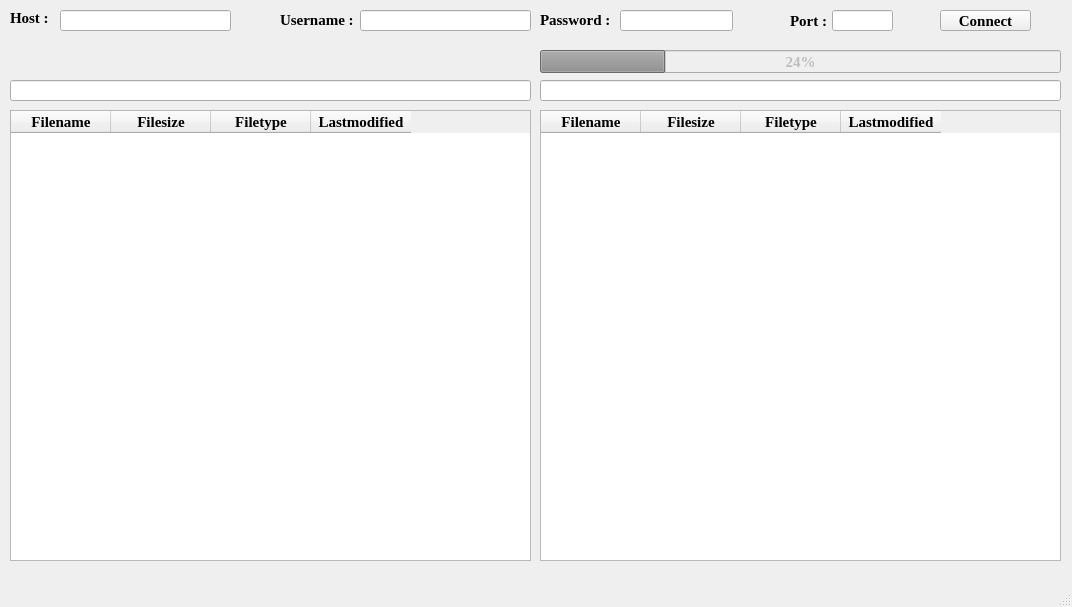
This is ClientUI.ui in MadimetjaMadix/File-Transfer-Application-FTP as Qt 5 draws it before an edit. The edited form follows.
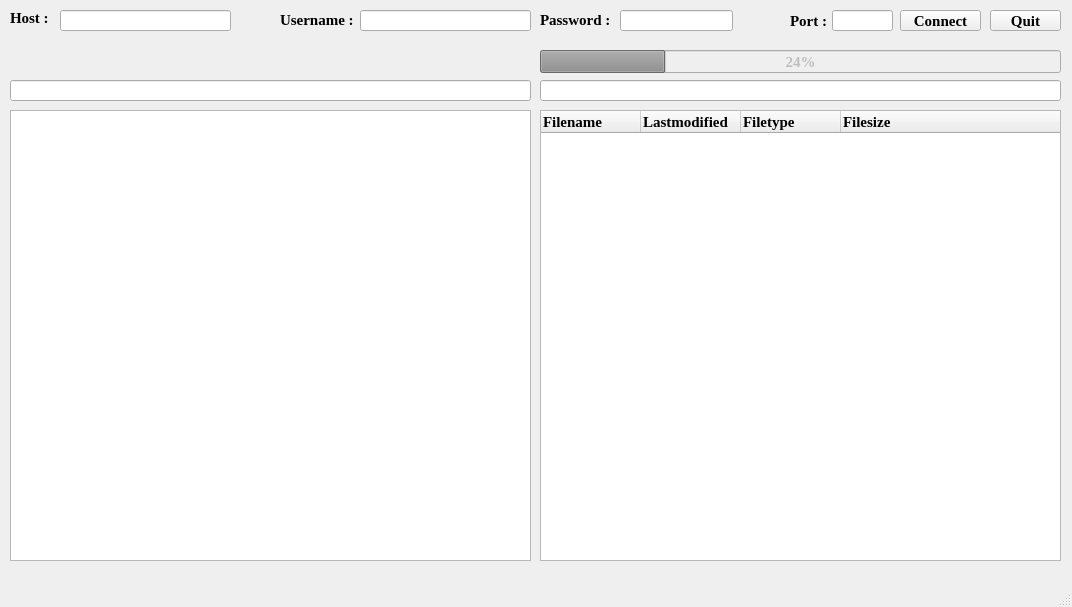
This is the edited form.

The edit to the form file:
```diff
--- a/ClientUI.ui
+++ b/ClientUI.ui
@@ -25,9 +25,9 @@
    <widget class="QPushButton" name="connect_pushButton">
     <property name="geometry">
      <rect>
-      <x>940</x>
+      <x>900</x>
       <y>10</y>
-      <width>91</width>
+      <width>81</width>
       <height>21</height>
      </rect>
     </property>
@@ -179,37 +179,20 @@
      <number>24</number>
     </property>
    </widget>
-   <widget class="QTableWidget" name="local_tableWidget">
+   <widget class="QPushButton" name="Quit_pushButton">
     <property name="geometry">
      <rect>
-      <x>10</x>
-      <y>110</y>
-      <width>521</width>
-      <height>451</height>
+      <x>990</x>
+      <y>10</y>
+      <width>71</width>
+      <height>21</height>
      </rect>
     </property>
-    <column>
-     <property name="text">
-      <string>Filename</string>
-     </property>
-    </column>
-    <column>
-     <property name="text">
-      <string>Filesize</string>
-     </property>
-    </column>
-    <column>
-     <property name="text">
-      <string>Filetype</string>
-     </property>
-    </column>
-    <column>
-     <property name="text">
-      <string>Lastmodified</string>
-     </property>
-    </column>
+    <property name="text">
+     <string>Quit</string>
+    </property>
    </widget>
-   <widget class="QTableWidget" name="remote_tableWidget">
+   <widget class="QTreeWidget" name="localDir_treeWidget">
     <property name="geometry">
      <rect>
       <x>540</x>
@@ -222,22 +205,64 @@
      <property name="text">
       <string>Filename</string>
      </property>
-    </column>
-    <column>
-     <property name="text">
-      <string>Filesize</string>
-     </property>
-    </column>
-    <column>
-     <property name="text">
-      <string>Filetype</string>
+     <property name="font">
+      <font>
+       <family>Times New Roman</family>
+       <pointsize>11</pointsize>
+       <weight>75</weight>
+       <bold>true</bold>
+      </font>
      </property>
     </column>
     <column>
      <property name="text">
       <string>Lastmodified</string>
      </property>
+     <property name="font">
+      <font>
+       <family>Times New Roman</family>
+       <pointsize>11</pointsize>
+       <weight>75</weight>
+       <bold>true</bold>
+      </font>
+     </property>
     </column>
+    <column>
+     <property name="text">
+      <string>Filetype</string>
+     </property>
+     <property name="font">
+      <font>
+       <family>Times New Roman</family>
+       <pointsize>11</pointsize>
+       <weight>75</weight>
+       <bold>true</bold>
+      </font>
+     </property>
+    </column>
+    <column>
+     <property name="text">
+      <string>Filesize</string>
+     </property>
+     <property name="font">
+      <font>
+       <family>Times New Roman</family>
+       <pointsize>11</pointsize>
+       <weight>75</weight>
+       <bold>true</bold>
+      </font>
+     </property>
+    </column>
+   </widget>
+   <widget class="QTreeView" name="localDir_treeView">
+    <property name="geometry">
+     <rect>
+      <x>10</x>
+      <y>110</y>
+      <width>521</width>
+      <height>451</height>
+     </rect>
+    </property>
    </widget>
   </widget>
   <widget class="QMenuBar" name="menubar">
```
Left out of the diff: 7 changed lines with no effect on the pictures.
